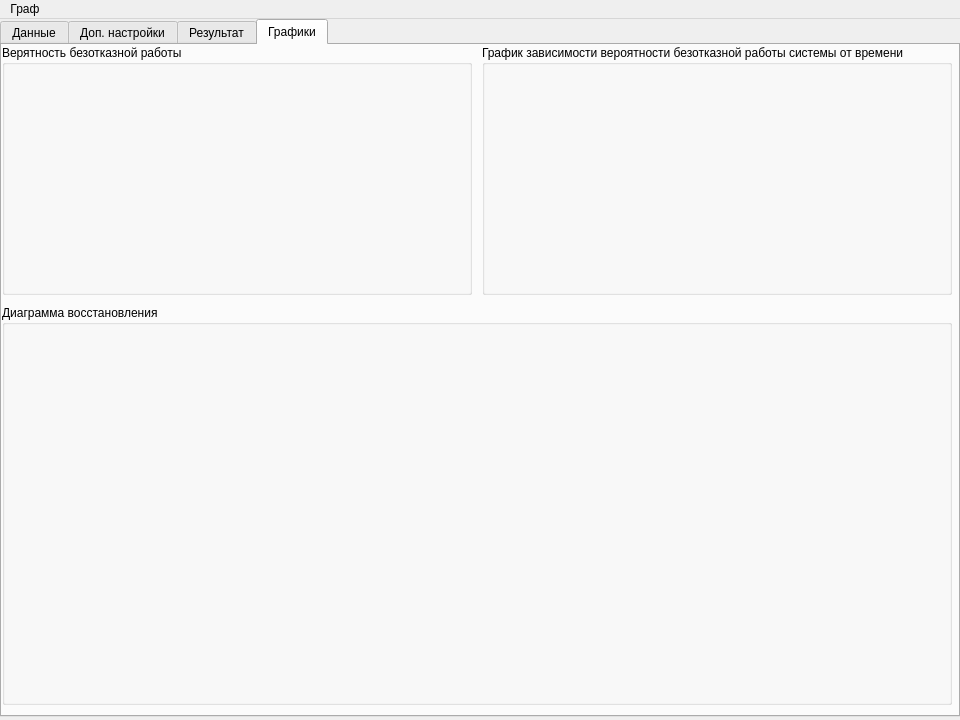
Above: MainWindow.ui from PavelBelka/failsafeSystems before the change. Below: the same form after it.
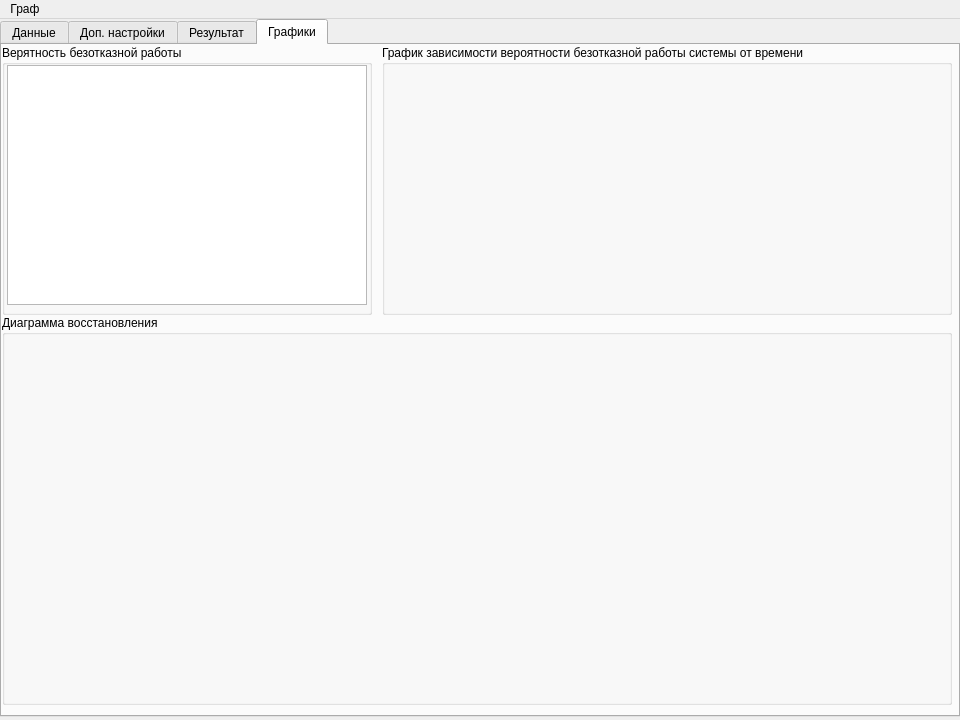
That is the form after the change.

```diff
--- a/MainWindow.ui
+++ b/MainWindow.ui
@@ -572,21 +572,31 @@
        <rect>
         <x>0</x>
         <y>0</y>
-        <width>470</width>
-        <height>250</height>
+        <width>370</width>
+        <height>270</height>
        </rect>
       </property>
       <property name="title">
        <string>Верятность безотказной работы</string>
       </property>
+      <widget class="QPlainTextEdit" name="probability_plainTextEdit">
+       <property name="geometry">
+        <rect>
+         <x>5</x>
+         <y>20</y>
+         <width>360</width>
+         <height>240</height>
+        </rect>
+       </property>
+      </widget>
      </widget>
      <widget class="QGroupBox" name="chartProbabilityGroupBox">
       <property name="geometry">
        <rect>
-        <x>480</x>
+        <x>380</x>
         <y>0</y>
-        <width>470</width>
-        <height>250</height>
+        <width>570</width>
+        <height>270</height>
        </rect>
       </property>
       <property name="title">
@@ -597,9 +607,9 @@
       <property name="geometry">
        <rect>
         <x>0</x>
-        <y>260</y>
+        <y>270</y>
         <width>950</width>
-        <height>400</height>
+        <height>390</height>
        </rect>
       </property>
       <property name="title">
```
Left out of the diff: 4 changed lines with no effect on the pictures.
